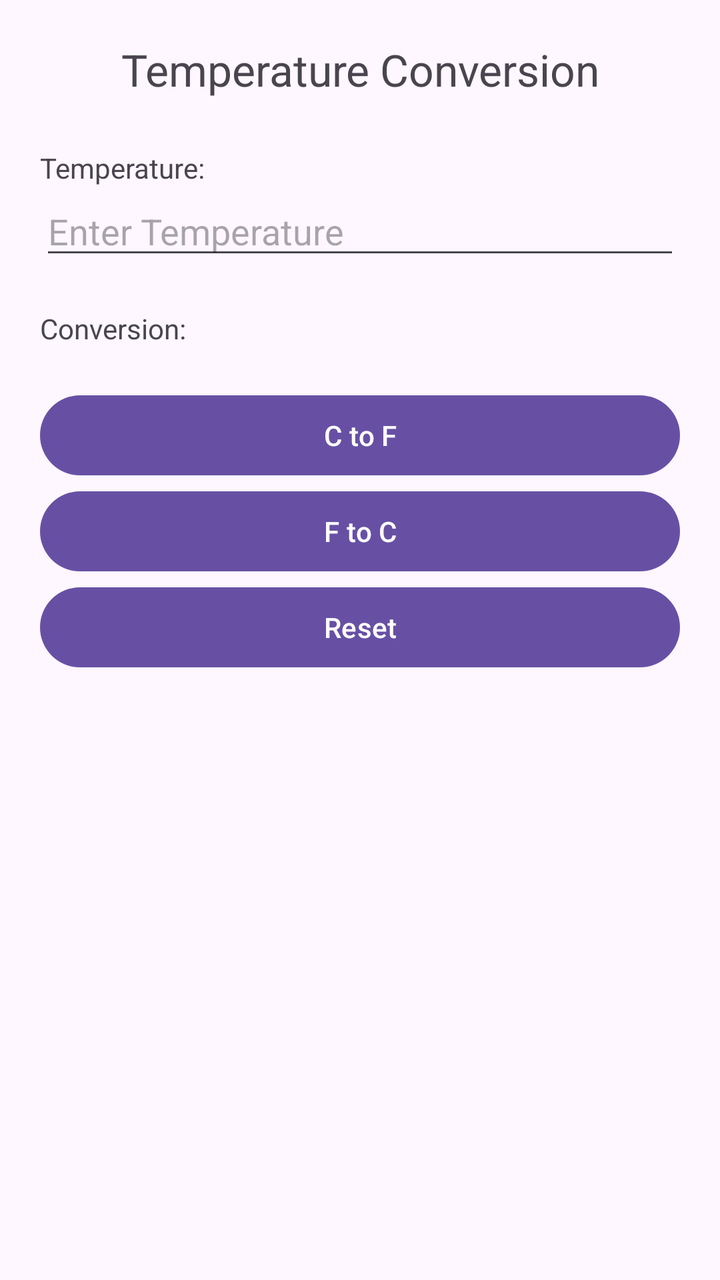
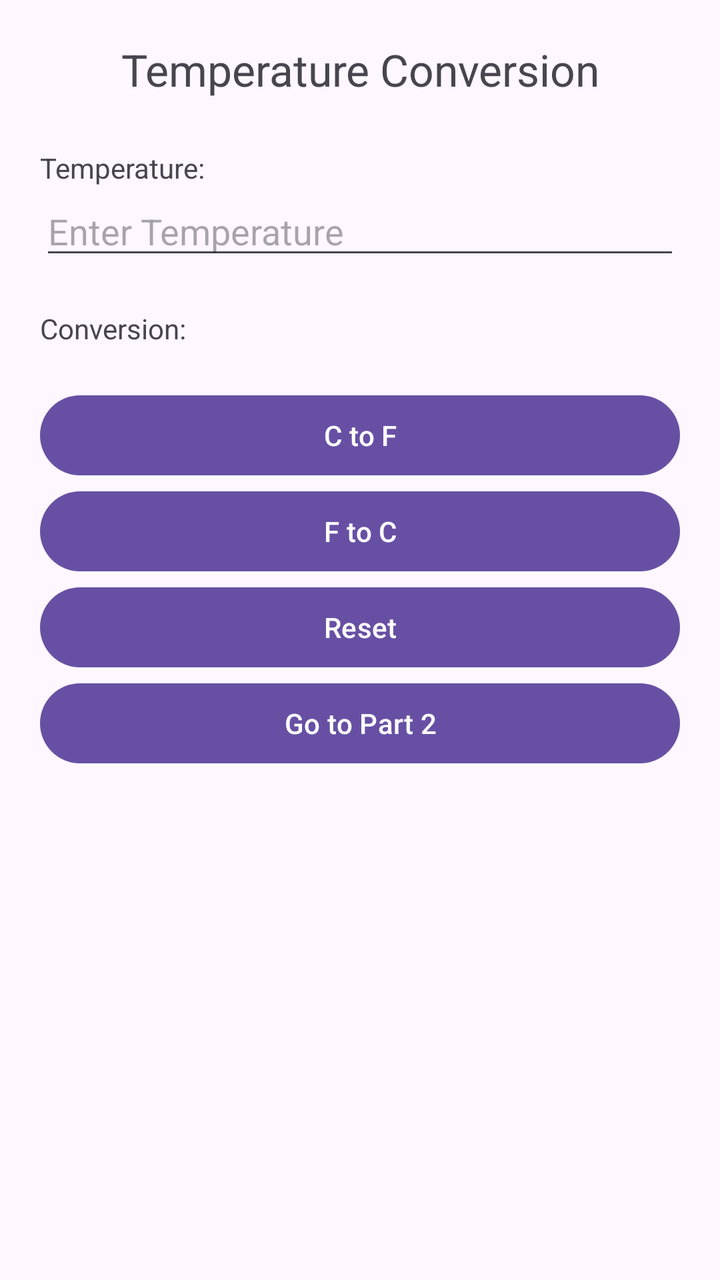

Before-and-after screenshots of an Android layout around one commit, followed by the original layout XML and the change that was made.
<!-- AndroidManifest.xml: application theme Theme.Project1App -->
<!-- res/layout/activity_main.xml -->
<?xml version="1.0" encoding="utf-8"?>
<LinearLayout
    xmlns:android="http://schemas.android.com/apk/res/android"
    android:layout_width="match_parent"
    android:layout_height="match_parent"
    android:orientation="vertical"
    android:padding="20dp">

    <TextView
        android:layout_width="match_parent"
        android:layout_height="wrap_content"
        android:gravity="center"
        android:layout_marginBottom="25dp"
        android:text="@string/title_temperature_conversion"
        android:textSize="22sp" />

    <TextView
        android:layout_width="wrap_content"
        android:layout_height="wrap_content"
        android:text="@string/temperature_label" />

    <EditText
        android:id="@+id/editTemperature"
        android:layout_width="match_parent"
        android:layout_height="wrap_content"
        android:hint="@string/temperature_hint"
        android:inputType="numberDecimal|numberSigned" />

    <TextView
        android:id="@+id/textConversion"
        android:layout_width="match_parent"
        android:layout_height="wrap_content"
        android:layout_marginTop="20dp"
        android:layout_marginBottom="20dp"
        android:text="@string/conversion_label" />

    <Button
        android:id="@+id/buttonCtoF"
        android:layout_width="match_parent"
        android:layout_height="wrap_content"
        android:text="@string/button_c_to_f" />

    <Button
        android:id="@+id/buttonFtoC"
        android:layout_width="match_parent"
        android:layout_height="wrap_content"
        android:text="@string/button_f_to_c" />

    <Button
        android:id="@+id/buttonReset"
        android:layout_width="match_parent"
        android:layout_height="wrap_content"
        android:text="@string/button_reset" />

</LinearLayout>
<!-- resources referenced by this layout -->
<resources>
  <string name="button_c_to_f">C to F</string>
  <string name="button_f_to_c">F to C</string>
  <string name="button_reset">Reset</string>
  <string name="conversion_label">Conversion:</string>
  <string name="temperature_hint">Enter Temperature</string>
  <string name="temperature_label">Temperature:</string>
  <string name="title_temperature_conversion">Temperature Conversion</string>
  <style name="Theme.Project1App" parent="Base.Theme.Project1App" />
  <style name="Base.Theme.Project1App" parent="Theme.Material3.DayNight.NoActionBar">
          
          
      </style>
</resources>

<!-- the commit's change to res/layout/activity_main.xml (unified diff, before → after) -->
@@ -1,55 +1,66 @@
 <?xml version="1.0" encoding="utf-8"?>
-<LinearLayout
-    xmlns:android="http://schemas.android.com/apk/res/android"
-    android:layout_width="match_parent"
-    android:layout_height="match_parent"
-    android:orientation="vertical"
-    android:padding="20dp">
+    <LinearLayout
+        xmlns:android="http://schemas.android.com/apk/res/android"
+        android:layout_width="match_parent"
+        android:layout_height="match_parent"
+        android:orientation="vertical"
+        android:padding="20dp">
 
-    <TextView
-        android:layout_width="match_parent"
-        android:layout_height="wrap_content"
-        android:gravity="center"
-        android:layout_marginBottom="25dp"
-        android:text="@string/title_temperature_conversion"
-        android:textSize="22sp" />
+        
+        <TextView
+            android:layout_width="match_parent"
+            android:layout_height="wrap_content"
+            android:gravity="center"
+            android:layout_marginBottom="25dp"
+            android:text="@string/title_temperature_conversion"
+            android:textSize="22sp" />
 
-    <TextView
-        android:layout_width="wrap_content"
-        android:layout_height="wrap_content"
-        android:text="@string/temperature_label" />
+        
+        <TextView
+            android:layout_width="wrap_content"
+            android:layout_height="wrap_content"
+            android:text="@string/temperature_label" />
 
-    <EditText
-        android:id="@+id/editTemperature"
-        android:layout_width="match_parent"
-        android:layout_height="wrap_content"
-        android:hint="@string/temperature_hint"
-        android:inputType="numberDecimal|numberSigned" />
+        <EditText
+            android:id="@+id/editTemperature"
+            android:layout_width="match_parent"
+            android:layout_height="wrap_content"
+            android:hint="@string/temperature_hint"
+            android:inputType="numberDecimal|numberSigned" />
 
-    <TextView
-        android:id="@+id/textConversion"
-        android:layout_width="match_parent"
-        android:layout_height="wrap_content"
-        android:layout_marginTop="20dp"
-        android:layout_marginBottom="20dp"
-        android:text="@string/conversion_label" />
+        
+        <TextView
+            android:id="@+id/textConversion"
+            android:layout_width="match_parent"
+            android:layout_height="wrap_content"
+            android:layout_marginTop="20dp"
+            android:layout_marginBottom="20dp"
+            android:text="@string/conversion_label" />
 
-    <Button
-        android:id="@+id/buttonCtoF"
-        android:layout_width="match_parent"
-        android:layout_height="wrap_content"
-        android:text="@string/button_c_to_f" />
+        
+        <Button
+            android:id="@+id/buttonCtoF"
+            android:layout_width="match_parent"
+            android:layout_height="wrap_content"
+            android:text="@string/button_c_to_f" />
 
-    <Button
-        android:id="@+id/buttonFtoC"
-        android:layout_width="match_parent"
-        android:layout_height="wrap_content"
-        android:text="@string/button_f_to_c" />
+        <Button
+            android:id="@+id/buttonFtoC"
+            android:layout_width="match_parent"
+            android:layout_height="wrap_content"
+            android:text="@string/button_f_to_c" />
 
-    <Button
-        android:id="@+id/buttonReset"
-        android:layout_width="match_parent"
-        android:layout_height="wrap_content"
-        android:text="@string/button_reset" />
+        <Button
+            android:id="@+id/buttonReset"
+            android:layout_width="match_parent"
+            android:layout_height="wrap_content"
+            android:text="@string/button_reset" />
 
-</LinearLayout>
+        
+        <Button
+            android:id="@+id/buttonPart2"
+            android:layout_width="match_parent"
+            android:layout_height="wrap_content"
+            android:text="@string/button_part2" />
+
+    </LinearLayout>
<!-- resource entries referenced after the edit -->
@@ -2,6 +2,7 @@
 <resources>
   <string name="button_c_to_f">C to F</string>
   <string name="button_f_to_c">F to C</string>
+  <string name="button_part2">Go to Part 2</string>
   <string name="button_reset">Reset</string>
   <string name="conversion_label">Conversion:</string>
   <string name="temperature_hint">Enter Temperature</string>
